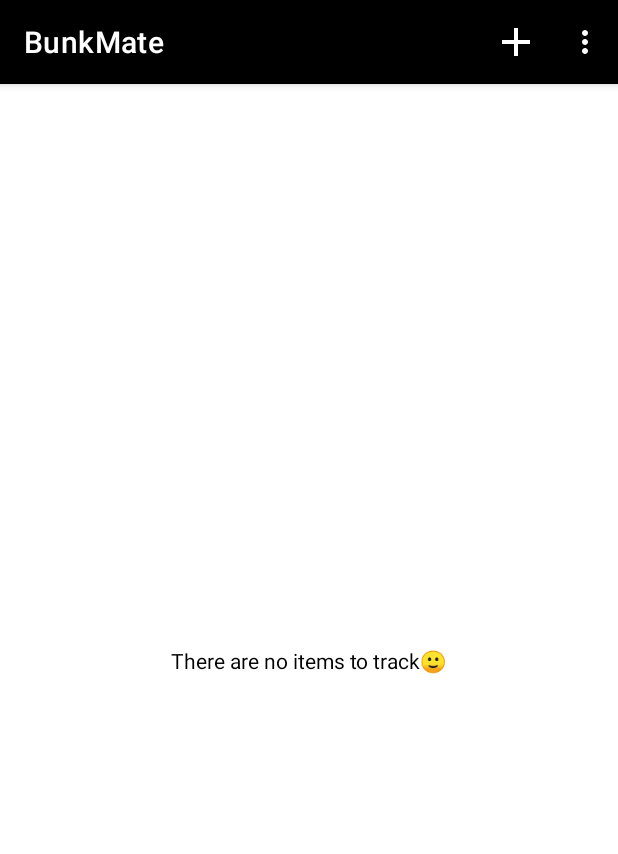
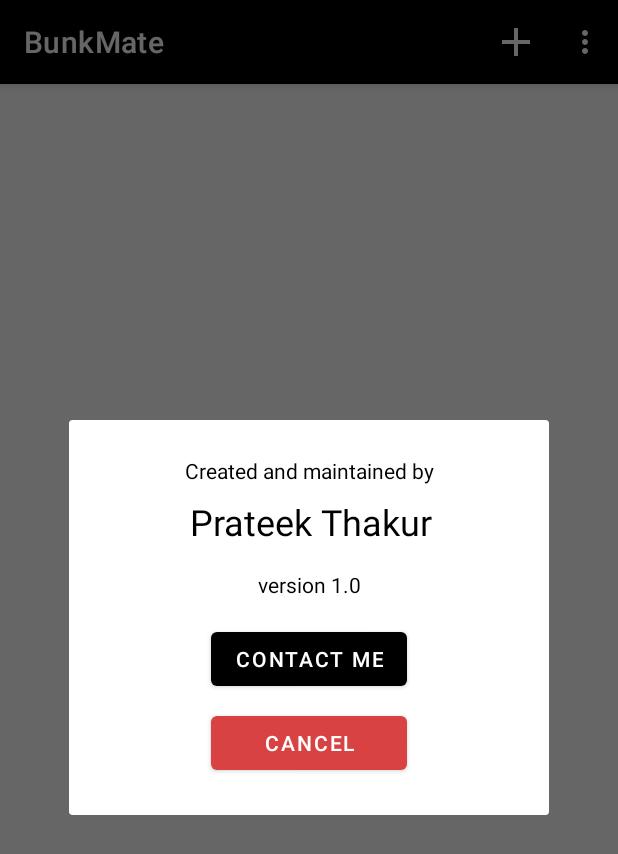
Before and after one commit to prateekthakur272/bunkmate-attandance-tracker, an Android app: the screen it shows after launch (MainActivity), in the options menu, after a tap on "About", on a phone screen of 412 x 824 dp. Shown: the top 854 px of the screen. Run offline under Robolectric (Android 15) with nearby library versions, the phone set to English and light mode, and no system bars; libraries missing offline, so code that uses them is left out: org.eazegraph.lib.

Commit message:
adds contact me activity and about dialog

```diff
--- a/app/src/main/java/com/prateekthakur272/bunkmate/MainActivity.kt
+++ b/app/src/main/java/com/prateekthakur272/bunkmate/MainActivity.kt
@@ -2,16 +2,15 @@
 
 import android.annotation.SuppressLint
 import android.app.Dialog
+import android.content.Intent
 import androidx.appcompat.app.AppCompatActivity
 import android.os.Bundle
 import android.view.Menu
 import android.view.MenuItem
 import android.view.View
 import android.widget.EditText
-import android.widget.TextView
 import android.widget.Toast
 import androidx.recyclerview.widget.LinearLayoutManager
-import androidx.recyclerview.widget.RecyclerView
 import com.google.android.material.button.MaterialButton
 import com.google.android.material.snackbar.Snackbar
 import com.prateekthakur272.bunkmate.databinding.ActivityMainBinding
@@ -21,6 +20,7 @@
     private lateinit var binding:ActivityMainBinding
     private lateinit var itemAdapter:ItemAdapter
     private lateinit var addItemDialog:Dialog
+    private lateinit var aboutDialog: Dialog
     private lateinit var itemDatabaseHelper: ItemDatabaseHelper
     @SuppressLint("NotifyDataSetChanged")
     override fun onCreate(savedInstanceState: Bundle?) {
@@ -71,6 +71,15 @@
             classesConducted.text.clear()
             addItemDialog.cancel()
         }
+        aboutDialog = Dialog(this)
+        aboutDialog.setContentView(R.layout.about_dialog_layout)
+        aboutDialog.setCancelable(false)
+        aboutDialog.findViewById<MaterialButton>(R.id.contact_me).setOnClickListener {
+            startActivity(Intent(this,ContactMeActivity::class.java))
+        }
+        aboutDialog.findViewById<MaterialButton>(R.id.cancel).setOnClickListener {
+            aboutDialog.dismiss()
+        }
         with(binding.noItemMessage){
             if (itemAdapter.itemCount==0)
                 this.visibility = View.VISIBLE
@@ -90,7 +99,7 @@
                 return true
             }
             R.id.about -> {
-
+                aboutDialog.show()
             }
         }
         return super.onOptionsItemSelected(item)
--- /dev/null
+++ b/app/src/main/res/layout/about_dialog_layout.xml
@@ -0,0 +1,61 @@
+<?xml version="1.0" encoding="utf-8"?>
+<androidx.constraintlayout.widget.ConstraintLayout xmlns:android="http://schemas.android.com/apk/res/android"
+    xmlns:app="http://schemas.android.com/apk/res-auto"
+    android:layout_width="320dp"
+    android:layout_height="wrap_content"
+    android:padding="24dp">
+
+    <TextView
+        android:id="@+id/textView"
+        android:layout_width="wrap_content"
+        android:layout_height="wrap_content"
+        android:text="@string/created_and_maintained_by"
+        app:layout_constraintEnd_toEndOf="parent"
+        app:layout_constraintStart_toStartOf="parent"
+        app:layout_constraintTop_toTopOf="parent" />
+
+    <TextView
+        android:id="@+id/textView2"
+        android:layout_width="wrap_content"
+        android:layout_height="wrap_content"
+        android:text="@string/prateek_thakur"
+        android:textSize="24sp"
+        android:layout_marginTop="8dp"
+        app:layout_constraintEnd_toEndOf="parent"
+        app:layout_constraintHorizontal_bias="0.518"
+        app:layout_constraintStart_toStartOf="parent"
+        app:layout_constraintTop_toBottomOf="@+id/textView" />
+
+    <TextView
+        android:id="@+id/textView3"
+        android:layout_width="wrap_content"
+        android:layout_height="wrap_content"
+        android:text="@string/version"
+        android:layout_marginTop="16dp"
+        app:layout_constraintEnd_toEndOf="parent"
+        app:layout_constraintHorizontal_bias="0.501"
+        app:layout_constraintStart_toStartOf="parent"
+        app:layout_constraintTop_toBottomOf="@+id/textView2" />
+
+    <com.google.android.material.button.MaterialButton
+        android:id="@+id/contact_me"
+        android:layout_width="wrap_content"
+        android:layout_height="wrap_content"
+        android:layout_marginTop="16dp"
+        android:text="@string/contact_me"
+        app:layout_constraintEnd_toEndOf="parent"
+        app:layout_constraintStart_toStartOf="parent"
+        app:layout_constraintTop_toBottomOf="@+id/textView3" />
+
+    <com.google.android.material.button.MaterialButton
+        android:id="@+id/cancel"
+        android:layout_width="0dp"
+        android:layout_height="wrap_content"
+        android:text="@string/cancel"
+        android:layout_marginTop="8dp"
+        app:layout_constraintEnd_toEndOf="@+id/contact_me"
+        app:layout_constraintStart_toStartOf="@+id/contact_me"
+        app:layout_constraintTop_toBottomOf="@+id/contact_me"
+        app:backgroundTint="@color/red"/>
+
+</androidx.constraintlayout.widget.ConstraintLayout>
--- a/app/src/main/res/values/strings.xml
+++ b/app/src/main/res/values/strings.xml
@@ -19,4 +19,8 @@
     <string name="classes_conducted">Classes Conducted</string>
     <string name="add">Add</string>
     <string name="cancel">Cancel</string>
+    <string name="created_and_maintained_by">Created and maintained by</string>
+    <string name="version">version 1.0</string>
+    <string name="contact_me">Contact me</string>
+    <string name="prateek_thakur">Prateek Thakur</string>
 </resources>
```
Also changed, not shown: app/src/main/AndroidManifest.xml (+6 -4 lines), app/src/main/java/com/prateekthakur272/bunkmate/AboutActivity.kt (deleted, +0 -11 lines), app/src/main/java/com/prateekthakur272/bunkmate/ContactMeActivity.kt (added, +29 -0 lines), app/src/main/res/layout/activity_contact_me.xml (renamed from app/src/main/res/layout/activity_about.xml, +6 -2 lines).
